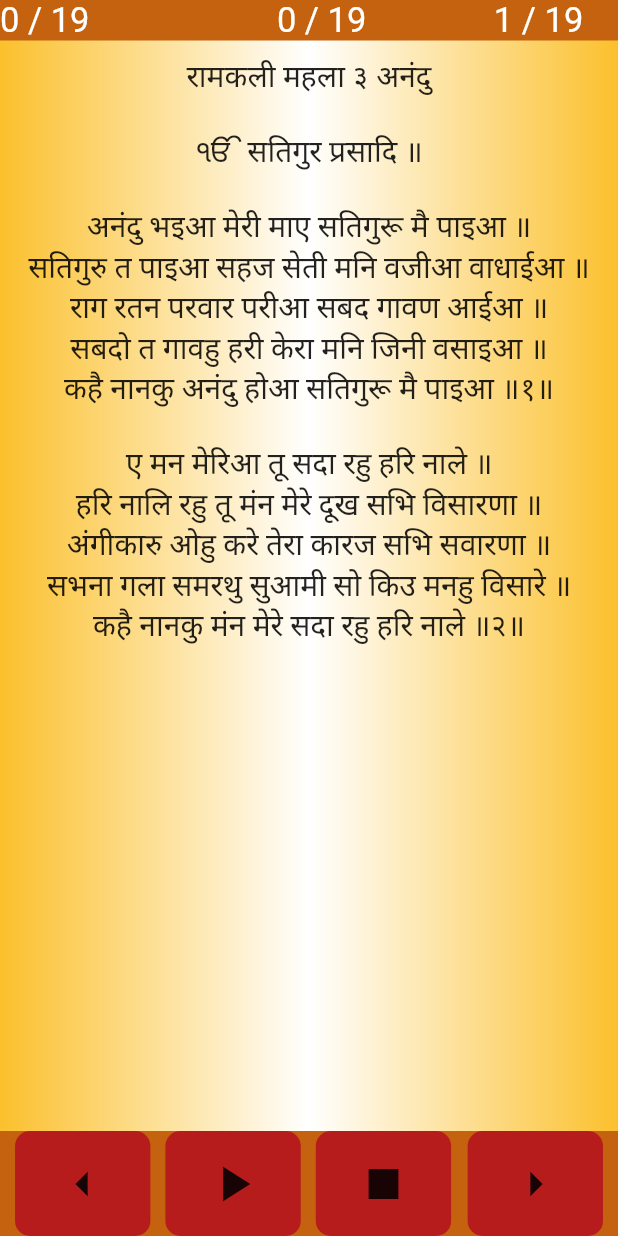
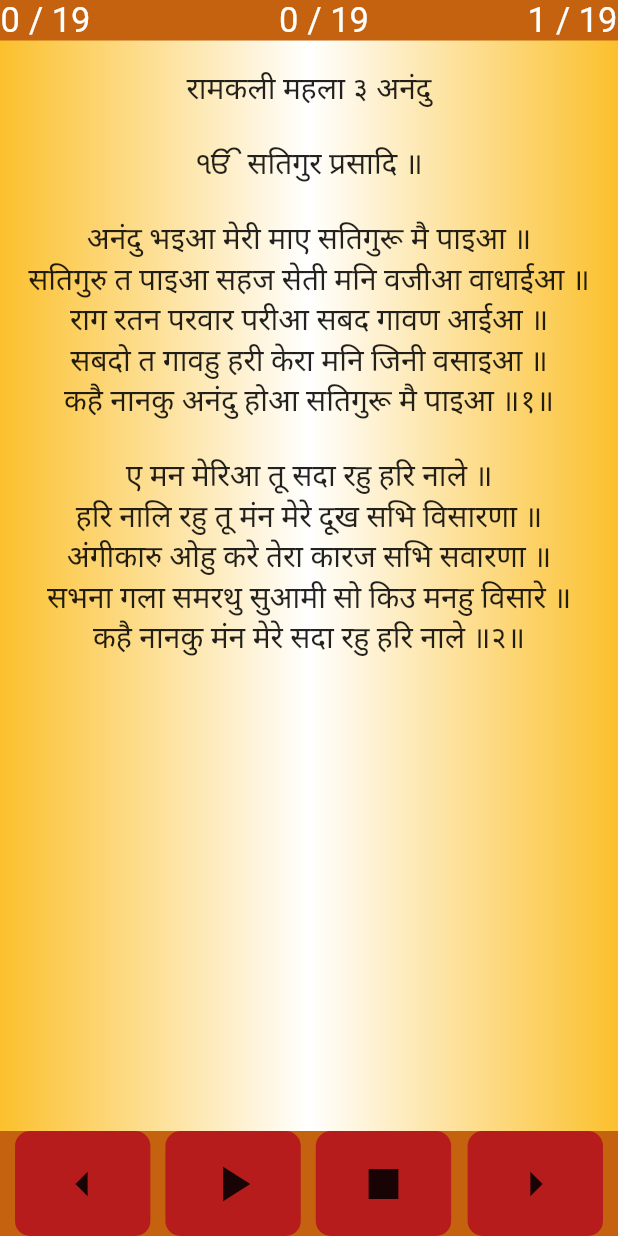
Before and after one commit to Coder-19/nitnem, a Flutter app: the AnandSahibContent widget shown alone on an empty page, opened directly, on a phone screen of 412 x 824 dp. Run offline on Flutter 3.47's test engine with Material 2 defaults, Android fonts, the light colour scheme and no system bars; our stand-ins replace assets_audio_player.

Commit message:
added some padding and corrected the page display.

```diff
--- a/lib/pages/anand_sahib/anand_sahib.dart
+++ b/lib/pages/anand_sahib/anand_sahib.dart
@@ -85,10 +85,13 @@ class _AnandSahibContentState extends State<AnandSahibContent> {
           Expanded(
             child: Container(
               decoration: containerBackgroundColor,
-              // TODO: need to wrap the widget here and in all the other paths below with padding widget so as to have some space between the text and the container
-              child: PathTextDisplay(
-                displayPathText:
-                    anandSahibPathReference.displayAnandSahibText(),
+
+              child: Padding(
+                padding: const EdgeInsets.all(8.0),
+                child: PathTextDisplay(
+                  displayPathText:
+                      anandSahibPathReference.displayAnandSahibText(),
+                ),
               ),
             ),
           ),
--- a/lib/reusable_widgets/display_page_number_column_widget.dart
+++ b/lib/reusable_widgets/display_page_number_column_widget.dart
@@ -22,6 +22,8 @@ class DisplayPageNumberColumnWidget extends StatelessWidget {
       //  the below text is just for my visibility purpose of the row
       child: Row(
         // TODO: need to set the main axis alignment to space evenly
+
+        mainAxisAlignment: MainAxisAlignment.spaceEvenly,
         children: <Widget>[
           Text(
             //'Previous page number',
@@ -43,7 +45,6 @@ class DisplayPageNumberColumnWidget extends StatelessWidget {
           // ),
           buildTotalPagesInPath(),
 
-          // TODO: need to remove all the sized box widgets from this row widget
           SizedBox(
             width: 125.0,
           ),
@@ -64,7 +65,7 @@ class DisplayPageNumberColumnWidget extends StatelessWidget {
           // ),
           buildTotalPagesInPath(),
           SizedBox(
-            width: 85.0,
+            width: 105.0,
           ),
           Text(
             //'Next Page number',
```
Also changed, not shown: lib/pages/TavPrasadSavayie/tav_prasad_savayie.dart (+6 -3 lines), lib/pages/ardas/ardas.dart (+5 -2 lines), lib/pages/chaupai_sahib/chaupai_sahib.dart (+6 -3 lines), lib/pages/jaapSahib/jaap_sahib.dart (+5 -2 lines), lib/pages/japjiSahib/japji_sahib.dart (+5 -2 lines), lib/pages/kirtan_sohila/kirtan_sohila.dart (+6 -3 lines), lib/pages/rehras_sahib/rehras_sahib.dart (+6 -3 lines), 5 other files.
